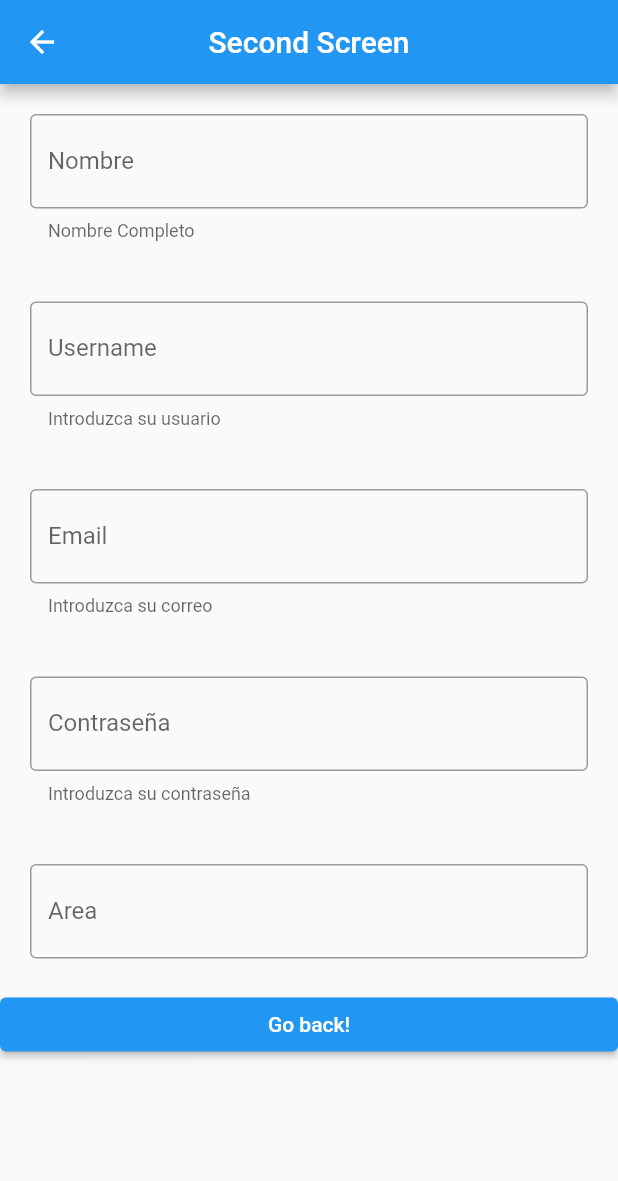
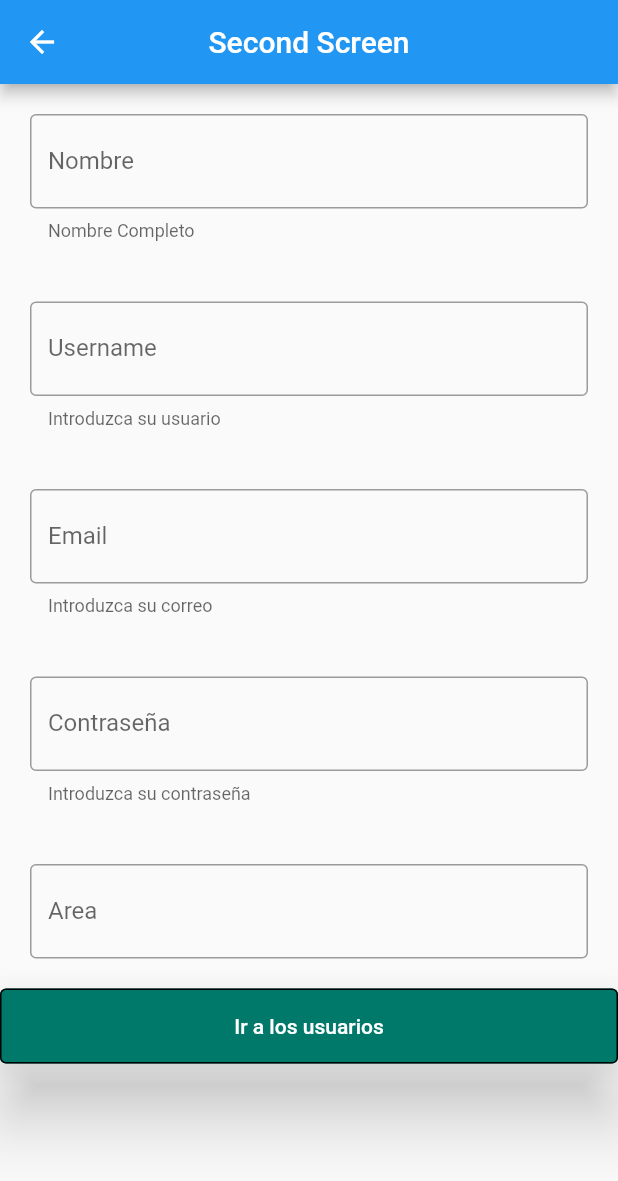
Before and after one commit to Raul-Aniles/Nav_Rutas, a Flutter app: the Pantalla2 screen opened by its route, on a phone screen of 412 x 824 dp. Shown: the top 1181 px of the screen. Run offline on Flutter 3.47's test engine with Material 2 defaults, Android fonts, the phone set to English and light mode, and no system bars.

```diff
--- a/lib/pagina2.dart
+++ b/lib/pagina2.dart
@@ -72,14 +72,19 @@ class Pantalla2 extends StatelessWidget {
               ),
             )),
         ElevatedButton(
-          // Within the Pantalla2 widget
+          child: Text("Ir a los usuarios"),
+          style: ElevatedButton.styleFrom(
+            onPrimary: Colors.white,
+            primary: Colors.teal[700],
+            onSurface: Colors.grey,
+            side: BorderSide(color: Colors.black, width: 1),
+            elevation: 20,
+            minimumSize: Size(150, 50),
+          ),
           onPressed: () {
-            // Navigate back to the first screen by popping the current route
-            // off the stack.
-            Navigator.pop(context);
+            Navigator.pop(context, '/second');
           },
-          child: const Text('Go back!'),
-        ), //ElevatedButton
+        ),
       ]), //Body
     ); //Scaffold
   } //Widget
```
Also changed, not shown: 1 other file.
